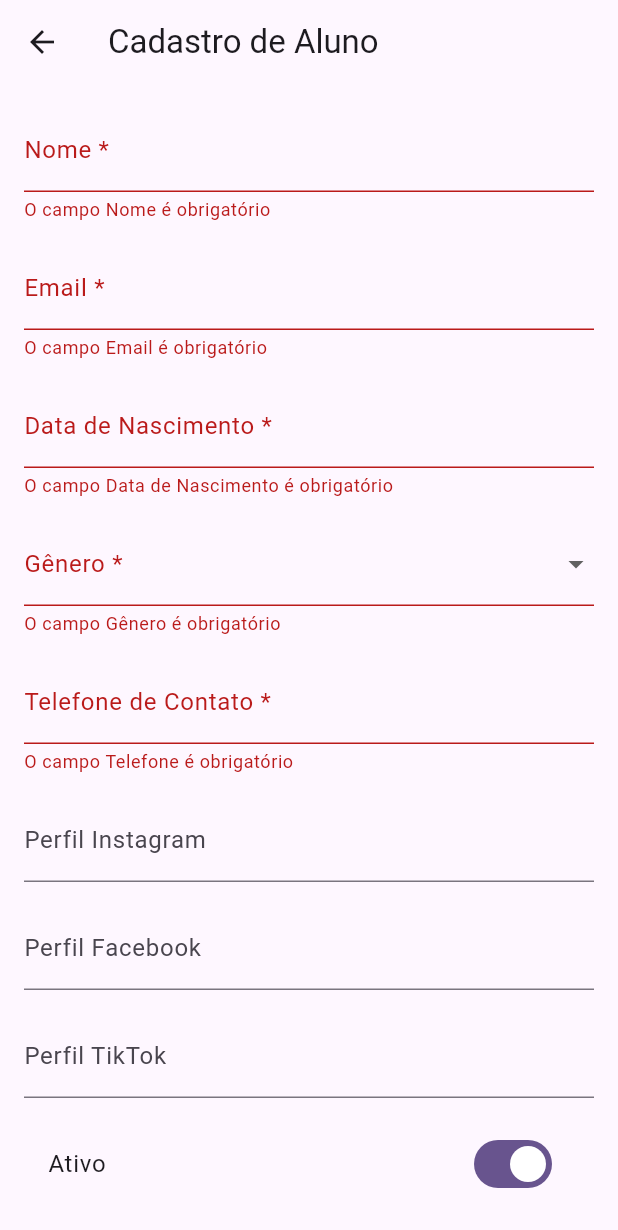
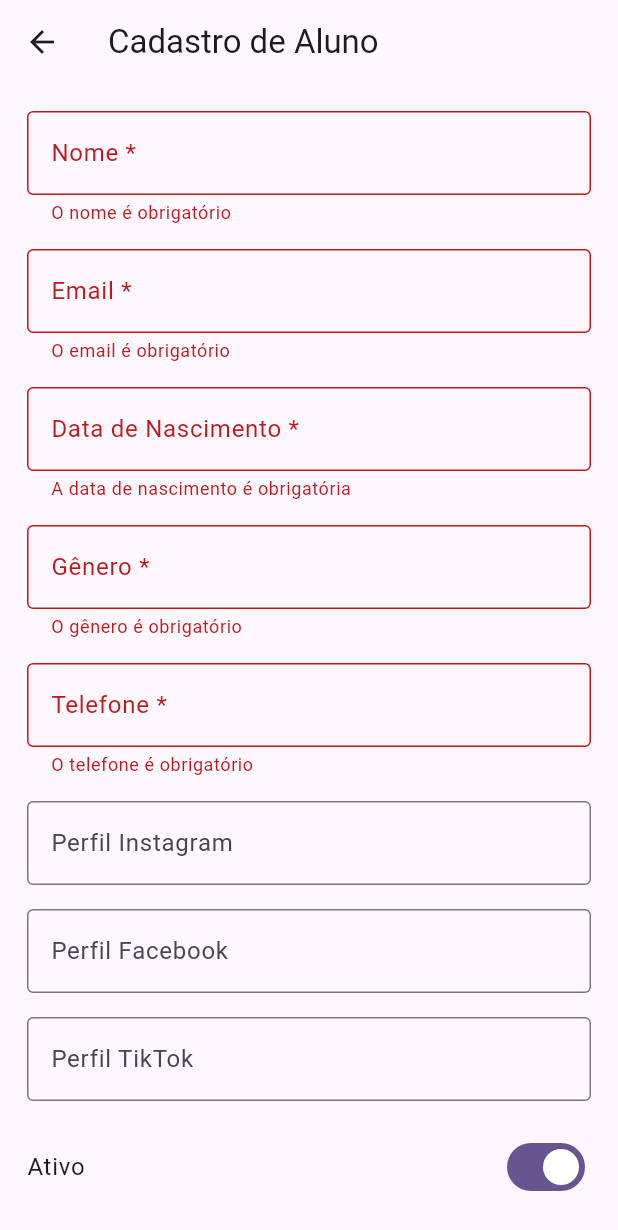
Before and after one commit to ClaudirFantuci/Spin_Flow, a Flutter app: the FormAluno screen opened by its route, after a tap on "Salvar", on a phone screen of 412 x 824 dp. Shown: the top 1230 px of the screen. Run offline on Flutter 3.47's test engine with Material 3 defaults, Android fonts, the phone set to English and light mode, and no system bars; our stand-ins replace sqflite, sqflite_common_ffi_web; accounts and stored records are empty.

Commit message:
add | crud aluno

```diff
--- a/lib/Configuracao/rotas.dart
+++ b/lib/Configuracao/rotas.dart
@@ -2,4 +2,6 @@ class Rotas {
   static const home = '/';
   static const listaFabricante = '/lista_fabricante';
   static const formFabricante = '/form_fabricante';
+  static const listaAluno = '/lista_aluno';
+  static const formAluno = '/form_aluno';
 }
--- a/lib/widget/form_aluno.dart
+++ b/lib/widget/form_aluno.dart
@@ -1,9 +1,10 @@
 import 'package:flutter/material.dart';
+import 'package:flutter_application_1/Configuracao/rotas.dart';
+import 'package:flutter_application_1/banco/sqlite/dao/dao_aluno.dart';
 import 'package:flutter_application_1/dto/dto_aluno.dart';
-// import 'package:intl/intl.dart';
 
 class FormAluno extends StatefulWidget {
-  const FormAluno({super.key});
+  const FormAluno({Key? key}) : super(key: key);
 
   @override
   State<FormAluno> createState() => _FormAlunoState();
@@ -14,18 +15,20 @@ class _FormAlunoState extends State<FormAluno> {
   final _nomeController = TextEditingController();
   final _emailController = TextEditingController();
   final _dataNascimentoController = TextEditingController();
-  String? _genero;
+  final _generoController = TextEditingController();
   final _telefoneContatoController = TextEditingController();
   final _perfilInstagramController = TextEditingController();
   final _perfilFacebookController = TextEditingController();
   final _perfilTiktokController = TextEditingController();
   bool _ativo = true;
+  final DAOAluno _daoAluno = DAOAluno();
 
   @override
   void dispose() {
     _nomeController.dispose();
     _emailController.dispose();
     _dataNascimentoController.dispose();
+    _generoController.dispose();
     _telefoneContatoController.dispose();
     _perfilInstagramController.dispose();
     _perfilFacebookController.dispose();
@@ -37,51 +40,104 @@ class _FormAlunoState extends State<FormAluno> {
     if (_formKey.currentState!.validate()) {
       final dto = DTOAluno(
         id: null,
-        nome: _nomeController.text,
-        email: _emailController.text,
-        dataNascimento: _dataNascimentoController.text,
-        genero: _genero!,
-        telefoneContato: _telefoneContatoController.text,
-        perfilInstagram: _perfilInstagramController.text.isEmpty
+        nome: _nomeController.text.trim(),
+        email: _emailController.text.trim(),
+        dataNascimento: _dataNascimentoController.text.trim(),
+        genero: _generoController.text.trim(),
+        telefoneContato: _telefoneContatoController.text.trim(),
+        perfilInstagram: _perfilInstagramController.text.trim().isEmpty
             ? null
-            : _perfilInstagramController.text,
-        perfilFacebook: _perfilFacebookController.text.isEmpty
+            : _perfilInstagramController.text.trim(),
+        perfilFacebook: _perfilFacebookController.text.trim().isEmpty
             ? null
-            : _perfilFacebookController.text,
-        perfilTiktok: _perfilTiktokController.text.isEmpty
+            : _perfilFacebookController.text.trim(),
+        perfilTiktok: _perfilTiktokController.text.trim().isEmpty
             ? null
-            : _perfilTiktokController.text,
+            : _perfilTiktokController.text.trim(),
         ativo: _ativo,
       );
-
       showDialog(
         context: context,
         builder: (context) => AlertDialog(
-          title: const Text('Dados do Aluno'),
-          content: Column(
-            mainAxisSize: MainAxisSize.min,
-            crossAxisAlignment: CrossAxisAlignment.start,
-            children: [
-              Text('Nome: ${dto.nome}'),
-              Text('Email: ${dto.email}'),
-              Text('Data de Nascimento: ${dto.dataNascimento}'),
-              Text('Gênero: ${dto.genero}'),
-              Text('Telefone: ${dto.telefoneContato}'),
-              Text('Instagram: ${dto.perfilInstagram ?? "Não informado"}'),
-              Text('Facebook: ${dto.perfilFacebook ?? "Não informado"}'),
-              Text('TikTok: ${dto.perfilTiktok ?? "Não informado"}'),
-              Text('Ativo: ${dto.ativo ? "Sim" : "Não"}'),
-            ],
+          title: const Text('Confirmar Cadastro'),
+          content: Text(
+            'Nome: ${dto.nome}\n'
+            'Email: ${dto.email}\n'
+            'Data de Nascimento: ${dto.dataNascimento}\n'
+            'Gênero: ${dto.genero}\n'
+            'Telefone: ${dto.telefoneContato}\n'
+            'Instagram: ${dto.perfilInstagram ?? "-"}\n'
+            'Facebook: ${dto.perfilFacebook ?? "-"}\n'
+            'TikTok: ${dto.perfilTiktok ?? "-"}\n'
+            'Ativo: ${dto.ativo ? "Sim" : "Não"}',
           ),
           actions: [
             TextButton(
               onPressed: () => Navigator.pop(context),
-              child: const Text('OK'),
+              child: const Text('Cancelar'),
+            ),
+            TextButton(
+              onPressed: () async {
+                try {
+                  await _daoAluno.salvar(dto);
+                  Navigator.pop(context);
+                  Navigator.pushNamed(context, Rotas.listaAluno);
+                  ScaffoldMessenger.of(context).showSnackBar(
+                    const SnackBar(
+                        content: Text('Aluno cadastrado com sucesso')),
+                  );
+                } catch (e) {
+                  Navigator.pop(context);
+                  ScaffoldMessenger.of(context).showSnackBar(
+                    SnackBar(content: Text('Erro ao cadastrar aluno: $e')),
+                  );
+                }
+              },
+              child: const Text('Confirmar'),
             ),
           ],
         ),
       );
     }
+  }
+
+  String? _validarNome(String? value) {
+    if (value == null || value.trim().isEmpty) {
+      return 'O nome é obrigatório';
+    }
+    return null;
+  }
+
+  String? _validarEmail(String? value) {
+    if (value == null || value.trim().isEmpty) {
+      return 'O email é obrigatório';
+    }
+    final exp = RegExp(r'^[\w\.\-]+@([\w\-]+\.)+\w{2,4}$');
+    if (!exp.hasMatch(value.trim())) {
+      return 'Informe um email válido';
+    }
+    return null;
+  }
+
+  String? _validarDataNascimento(String? value) {
+    if (value == null || value.trim().isEmpty) {
+      return 'A data de nascimento é obrigatória';
+    }
+    return null;
+  }
+
+  String? _validarGenero(String? value) {
+    if (value == null || value.trim().isEmpty) {
+      return 'O gênero é obrigatório';
+    }
+    return null;
+  }
+
+  String? _validarTelefone(String? value) {
+    if (value == null || value.trim().isEmpty) {
+      return 'O telefone é obrigatório';
+    }
+    return null;
   }
 
   @override
@@ -90,141 +146,98 @@ class _FormAlunoState extends State<FormAluno> {
       appBar: AppBar(
         title: const Text('Cadastro de Aluno'),
       ),
-      body: Padding(
-        padding: const EdgeInsets.all(16.0),
-        child: Form(
+      body: Form(
         key: _formKey,
-          child: SingleChildScrollView(
-            child: Column(
+        child: ListView(
+          padding: const EdgeInsets.all(18),
           children: [
             TextFormField(
               controller: _nomeController,
               decoration: const InputDecoration(
                 labelText: 'Nome *',
-                    hintText: 'Digite o nome completo',
+                border: OutlineInputBorder(),
               ),
-                  validator: (value) {
-                    if (value == null || value.isEmpty) {
-                      return 'O campo Nome é obrigatório';
-                    }
-                    return null;
-                  },
+              validator: _validarNome,
+              textInputAction: TextInputAction.next,
             ),
             const SizedBox(height: 16),
             TextFormField(
               controller: _emailController,
               decoration: const InputDecoration(
                 labelText: 'Email *',
-                    hintText: 'Digite o email',
+                border: OutlineInputBorder(),
               ),
+              validator: _validarEmail,
               keyboardType: TextInputType.emailAddress,
-                  validator: (value) {
-                    if (value == null || value.isEmpty) {
-                      return 'O campo Email é obrigatório';
-                    }
-                    if (!RegExp(r'^[\w-\.]+@([\w-]+\.)+[\w-]{2,4}$')
-                        .hasMatch(value)) {
-                      return 'Por favor, insira um email válido';
-                    }
-                    return null;
-                  },
+              textInputAction: TextInputAction.next,
             ),
             const SizedBox(height: 16),
             TextFormField(
               controller: _dataNascimentoController,
               decoration: const InputDecoration(
                 labelText: 'Data de Nascimento *',
-                    hintText: 'AAAA-MM-DD',
+                border: OutlineInputBorder(),
               ),
+              validator: _validarDataNascimento,
               keyboardType: TextInputType.datetime,
-                  validator: (value) {
-                    if (value == null || value.isEmpty) {
-                      return 'O campo Data de Nascimento é obrigatório';
-                    }
-                    return null;
-                  },
+              textInputAction: TextInputAction.next,
             ),
             const SizedBox(height: 16),
-                DropdownButtonFormField<String>(
-                  value: _genero,
+            TextFormField(
+              controller: _generoController,
               decoration: const InputDecoration(
                 labelText: 'Gênero *',
+                border: OutlineInputBorder(),
               ),
-                  items: const [
-                    DropdownMenuItem(
-                        value: 'Masculino', child: Text('Masculino')),
-                    DropdownMenuItem(
-                        value: 'Feminino', child: Text('Feminino')),
-                    DropdownMenuItem(value: 'Outro', child: Text('Outro')),
-                    DropdownMenuItem(
-                        value: 'Prefiro não informar',
-                        child: Text('Prefiro não informar')),
-                  ],
-                  onChanged: (value) {
-                    setState(() {
-                      _genero = value;
-                    });
-                  },
-                  validator: (value) {
-                    if (value == null) {
-                      return 'O campo Gênero é obrigatório';
-                    }
-                    return null;
-                  },
+              validator: _validarGenero,
+              textInputAction: TextInputAction.next,
             ),
             const SizedBox(height: 16),
             TextFormField(
               controller: _telefoneContatoController,
               decoration: const InputDecoration(
-                    labelText: 'Telefone de Contato *',
-                    hintText: '(##) #####-####',
+                labelText: 'Telefone *',
+                border: OutlineInputBorder(),
               ),
+              validator: _validarTelefone,
               keyboardType: TextInputType.phone,
-                  validator: (value) {
-                    if (value == null || value.isEmpty) {
-                      return 'O campo Telefone é obrigatório';
-                    }
-                    if (!RegExp(r'^\(\d{2}\) \d{5}-\d{4}$').hasMatch(value)) {
-                      return 'Formato inválido. Use (##) #####-####';
-                    }
-                    return null;
-                  },
+              textInputAction: TextInputAction.next,
             ),
             const SizedBox(height: 16),
             TextFormField(
               controller: _perfilInstagramController,
               decoration: const InputDecoration(
                 labelText: 'Perfil Instagram',
-                    hintText: 'Digite o perfil do Instagram (opcional)',
+                border: OutlineInputBorder(),
               ),
+              textInputAction: TextInputAction.next,
             ),
             const SizedBox(height: 16),
             TextFormField(
               controller: _perfilFacebookController,
               decoration: const InputDecoration(
                 labelText: 'Perfil Facebook',
-                    hintText: 'Digite o perfil do Facebook (opcional)',
+                border: OutlineInputBorder(),
               ),
+              textInputAction: TextInputAction.next,
             ),
             const SizedBox(height: 16),
             TextFormField(
               controller: _perfilTiktokController,
               decoration: const InputDecoration(
                 labelText: 'Perfil TikTok',
-                    hintText: 'Digite o perfil do TikTok (opcional)',
+                border: OutlineInputBorder(),
               ),
+              textInputAction: TextInputAction.done,
             ),
             const SizedBox(height: 16),
             SwitchListTile(
               title: const Text('Ativo'),
               value: _ativo,
-                  onChanged: (value) {
-                    setState(() {
-                      _ativo = value;
-                    });
-                  },
+              onChanged: (v) => setState(() => _ativo = v),
+              contentPadding: EdgeInsets.zero,
             ),
-                const SizedBox(height: 16),
+            const SizedBox(height: 24),
             ElevatedButton(
               onPressed: _salvar,
               child: const Text('Salvar'),
@@ -232,8 +245,6 @@ class _FormAlunoState extends State<FormAluno> {
           ],
         ),
       ),
-        ),
-      ),
     );
   }
 }
```
Also changed, not shown: lib/banco/sqlite/dao/dao_aluno.dart (added, +106 -0 lines), lib/main.dart (+5 -59 lines), lib/widget/lista_aluno.dart (added, +278 -0 lines). Lines whose indentation alone changed are shown as unchanged.
